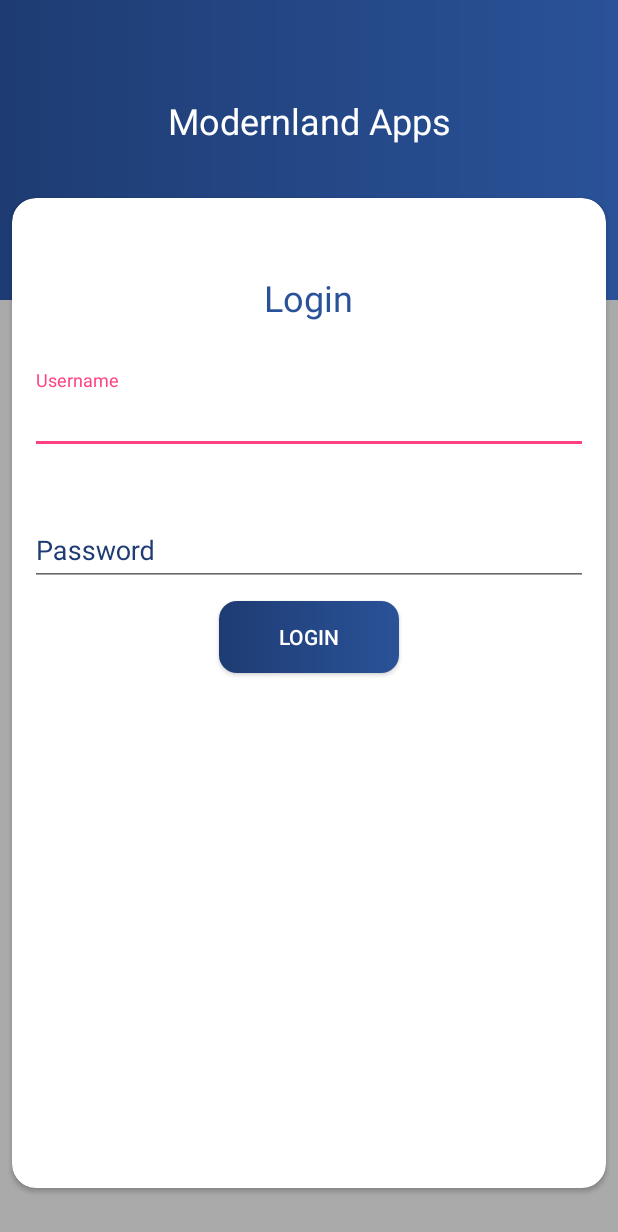
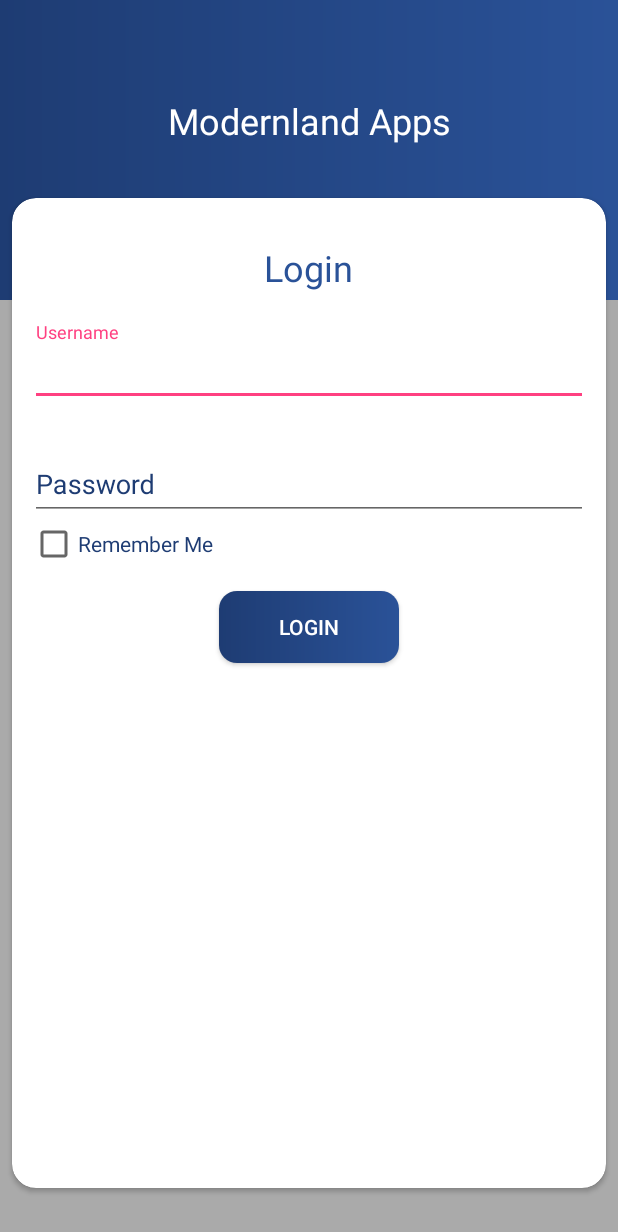
Before and after one commit to ptmodernland/IOM, an Android app: the screen it shows after launch (LoginActivity), on a phone screen of 412 x 824 dp. Shown: the top 1232 px of the screen. Run offline under Robolectric (Android 15) with nearby library versions, the light colour scheme and no system bars.

Commit message:
Menambahkan Remember Me di Login Activity

```diff
--- a/app/src/main/java/iom/modernland/co/id/LoginActivity.java
+++ b/app/src/main/java/iom/modernland/co/id/LoginActivity.java
@@ -9,6 +9,8 @@ import android.support.v7.app.AppCompatActivity;
 import android.os.Bundle;
 import android.view.View;
 import android.widget.Button;
+import android.widget.CheckBox;
+import android.widget.CompoundButton;
 import android.widget.Toast;
 
 import org.json.JSONException;
@@ -30,6 +32,34 @@ public class LoginActivity extends AppCompatActivity {
     protected void onCreate(Bundle savedInstanceState) {
         super.onCreate(savedInstanceState);
         setContentView(R.layout.activity_login);
+
+        SharedPreferences sp = getSharedPreferences("DATALOGIN",MODE_PRIVATE);
+
+        if(sp.contains("username")){
+            Intent i = new Intent(getApplicationContext(),MainActivity.class);
+
+            i.putExtra("x",
+                    sp.getString("email",""));
+
+            startActivity(i);
+            finish();
+        }else{
+
+            Toast.makeText(this, "Please Login", Toast.LENGTH_LONG).show();
+
+        }
+
+        CheckBox Remember = (CheckBox) findViewById(R.id.ckRemember);
+        Remember.setOnCheckedChangeListener(new CompoundButton.OnCheckedChangeListener() {
+            @Override
+            public void onCheckedChanged(CompoundButton buttonView, boolean isChecked) {
+                if(buttonView.isChecked()){
+                    Toast.makeText(LoginActivity.this,"Checked", Toast.LENGTH_SHORT).show();
+                }else if(!buttonView.isChecked()){
+                    Toast.makeText(LoginActivity.this,"Unchecked", Toast.LENGTH_SHORT).show();
+                }
+            }
+        });
 
     }
 
--- a/app/src/main/res/layout/activity_login.xml
+++ b/app/src/main/res/layout/activity_login.xml
@@ -31,7 +31,7 @@
                 android:layout_height="wrap_content"
                 android:layout_alignParentTop="true"
                 android:layout_centerHorizontal="true"
-                android:layout_marginTop="50dp"
+                android:layout_marginTop="30dp"
                 android:text="@string/login"
                 android:textColor="#2a5298"
                 android:textSize="24sp" />
@@ -42,7 +42,7 @@
                 android:layout_height="wrap_content"
                 android:layout_below="@id/txtLogin"
                 android:layout_marginLeft="12dp"
-                android:layout_marginTop="32dp"
+                android:layout_marginTop="20dp"
                 android:layout_marginRight="12dp"
                 android:hint="@string/username"
                 android:textColorHint="#1e3c73">
@@ -61,7 +61,7 @@
                 android:layout_height="wrap_content"
                 android:layout_below="@id/username"
                 android:layout_marginLeft="12dp"
-                android:layout_marginTop="32dp"
+                android:layout_marginTop="20dp"
                 android:layout_marginRight="12dp"
                 android:hint="@string/password"
                 android:textColorHint="#1e3c73">
@@ -74,13 +74,24 @@
                     android:layout_alignStart="@+id/password" />
             </android.support.design.widget.TextInputLayout>
 
+            <CheckBox
+                android:id="@+id/ckRemember"
+                android:layout_below="@id/password"
+                android:layout_marginLeft="12dp"
+                android:hint="@string/remember"
+                android:textColorHint="#1e3c73"
+                android:layout_width="match_parent"
+                android:layout_height="wrap_content" >
+
+            </CheckBox>
+
             <Button
                 android:id="@+id/btnLogin"
                 android:onClick="prosesLogin"
                 android:layout_width="120dp"
                 android:layout_height="wrap_content"
-                android:layout_below="@id/password"
-                android:layout_marginTop="10dp"
+                android:layout_below="@id/ckRemember"
+                android:layout_marginTop="15dp"
                 android:layout_centerHorizontal="true"
                 android:background="@drawable/button_gradient"
                 android:text="@string/login"
--- a/app/src/main/res/values/strings.xml
+++ b/app/src/main/res/values/strings.xml
@@ -20,6 +20,7 @@
 
     <string name="username">Username</string>
     <string name="password">Password</string>
+    <string name="remember">Remember Me</string>
     <string name="nomor">Nomor </string>
     <string name="kepada">Kepada Yth </string>
     <string name="cc">Cc </string>
```
